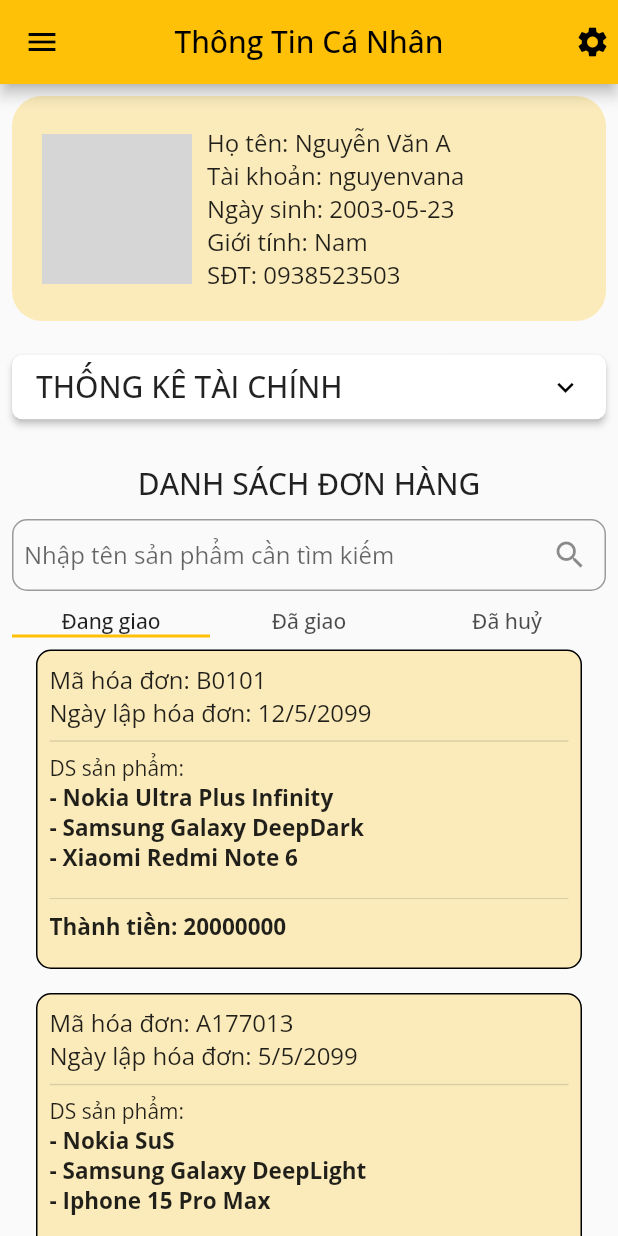
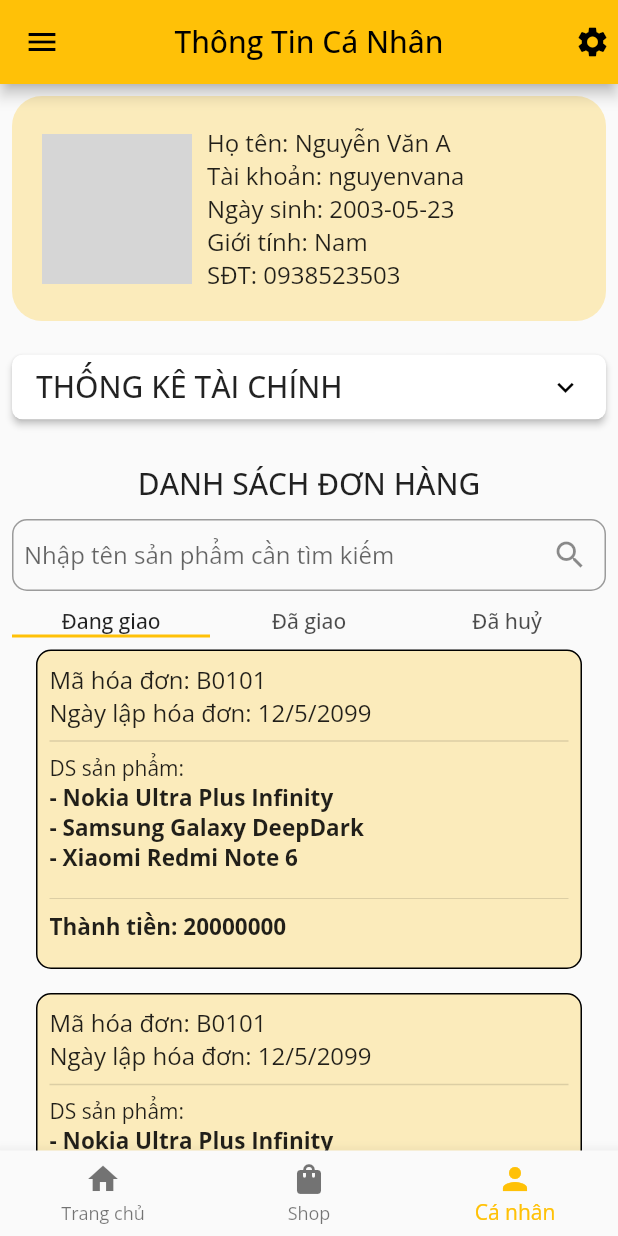
Before and after one commit to doanvanquoc/mobile_shop_app, a Flutter app: the screen it shows after launch, on a phone screen of 412 x 824 dp. Run offline on Flutter 3.47's test engine with Material 2 defaults, Android fonts, the phone set to English and light mode, and no system bars; our stand-ins replace google_fonts; network calls fail; grey boxes are pictures that could not be loaded.

Commit message:
thêm bottom navigation bar và fix một số bugs

```diff
--- a/lib/pages/user_profile.dart
+++ b/lib/pages/user_profile.dart
@@ -23,7 +23,6 @@
       ),
       body: SingleChildScrollView(
         child: SizedBox(
-          height: MediaQuery.of(context).size.height,
           child: Padding(
             padding: const EdgeInsets.all(8.0),
             child: Column(
@@ -35,13 +34,22 @@
                 ),
                 Statistics(),
                 SizedBox(height: 20),
-                Expanded(child: Orders()),
+                Orders(),
               ],
             ),
           ),
         ),
       ),
       drawer: const MyDrawer(),
+      bottomNavigationBar: BottomNavigationBar(
+        currentIndex: 2,
+        items: const [
+          BottomNavigationBarItem(icon: Icon(Icons.home), label: 'Trang chủ'),
+          BottomNavigationBarItem(
+              icon: Icon(Icons.shopping_bag), label: 'Shop'),
+          BottomNavigationBarItem(icon: Icon(Icons.person), label: 'Cá nhân'),
+        ],
+      ),
     );
   }
 }
--- a/lib/widgets/drawer.dart
+++ b/lib/widgets/drawer.dart
@@ -29,7 +29,7 @@
             decoration: const BoxDecoration(color: Colors.amber),
           ),
           const ListTile(
-            leading: Icon(Icons.house),
+            leading: Icon(Icons.home),
             title: Text("Trang chủ"),
           ),
           const ListTile(
--- a/lib/widgets/orders.dart
+++ b/lib/widgets/orders.dart
@@ -25,6 +25,8 @@
 
   @override
   Widget build(BuildContext context) {
+    var width = MediaQuery.of(context).size.width;
+    var height = MediaQuery.of(context).size.height;
     return DefaultTabController(
       length: 3,
       child: Column(
@@ -54,12 +56,27 @@
             // controller: tabController,
           ),
           //Tạo tabbarview
-          Expanded(
+          SizedBox(
+            height: height > width ? height * 0.5 : width * 0.5,
             child: TabBarView(
               // controller: tabController,
               children: [
                 ListView(
                   children: [
+                    buildOrder(
+                        'B0101',
+                        '12/5/2099',
+                        '- Nokia Ultra Plus Infinity \n- Samsung Galaxy DeepDark \n- Xiaomi Redmi Note 6',
+                        '20000000',
+                        'Đang Giao',
+                        context),
+                    buildOrder(
+                        'B0101',
+                        '12/5/2099',
+                        '- Nokia Ultra Plus Infinity \n- Samsung Galaxy DeepDark \n- Xiaomi Redmi Note 6',
+                        '20000000',
+                        'Đang Giao',
+                        context),
                     buildOrder(
                         'B0101',
                         '12/5/2099',
```
